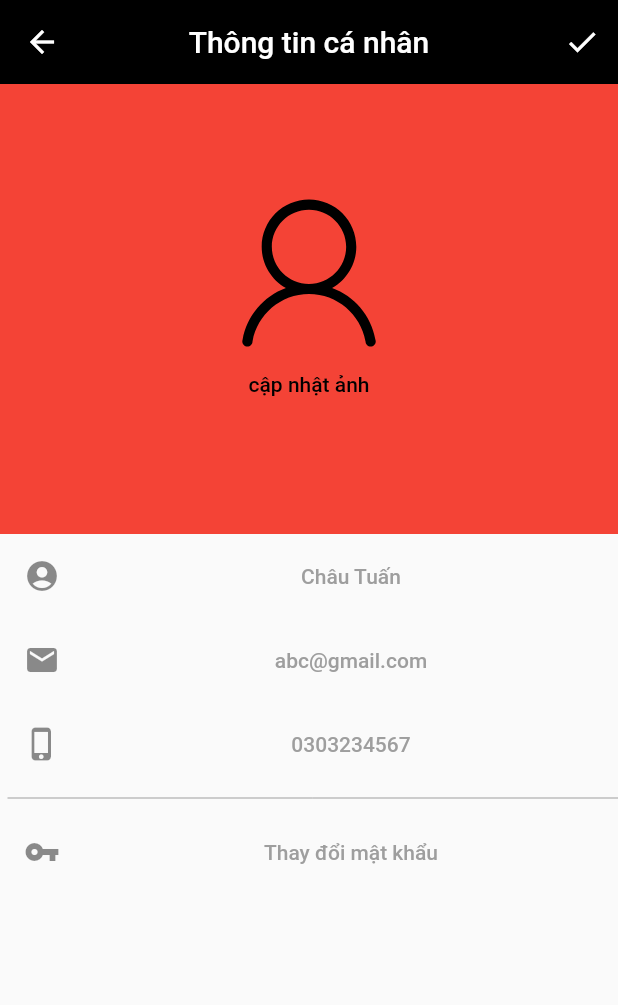
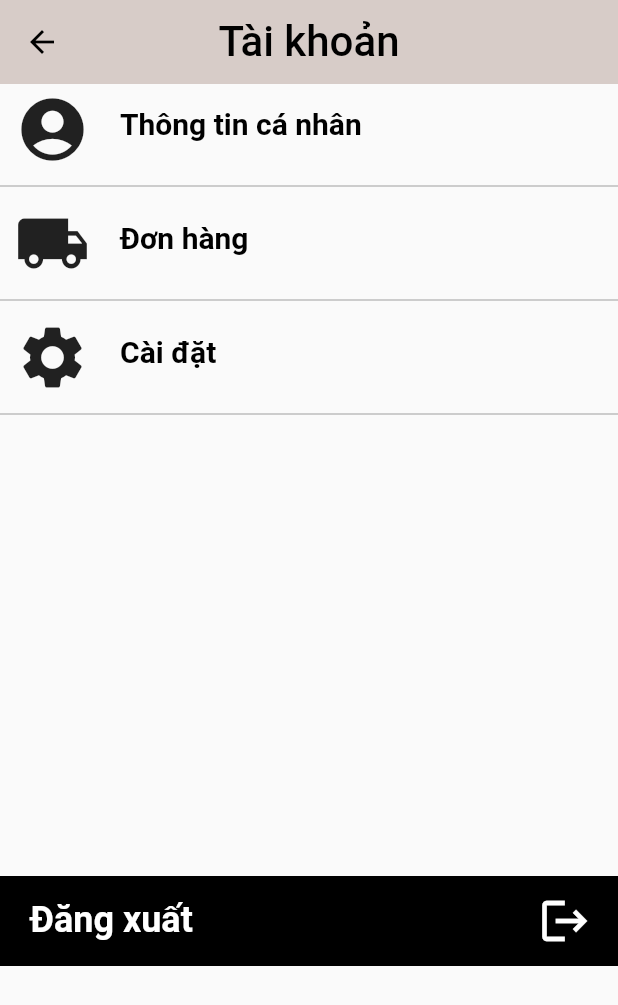
Before and after one commit to mrtrunggg/DoanLTD-_app_cake, a Flutter app: the ScreenHome screen opened directly, after a tap on the "account circle" icon, on a phone screen of 412 x 824 dp. Shown: the top 1005 px of the screen. Run offline on Flutter 3.47's test engine with Material 2 defaults, Android fonts, the phone set to English and light mode, and no system bars; our stand-ins replace flutter_svg, get.

Commit message:
ChauTuan

```diff
--- /dev/null
+++ b/lib/screens/ChauTuan/QLTK.dart
@@ -0,0 +1,48 @@
+import 'package:app_cake/constrants.dart';
+import 'package:app_cake/constrants.dart';
+import 'package:flutter/material.dart';
+import 'package:flutter_svg/svg.dart';
+import 'package:app_cake/screens/QuangTrung/home/components/body.dart';
+import 'package:get/get.dart';
+
+
+import '../../constrants.dart';
+import 'components/body.dart';
+
+
+
+
+class QLTK extends StatefulWidget {
+  QLTK({Key? key}) : super(key: key);
+
+  @override
+  _QLTKState createState() => _QLTKState();
+}
+
+class _QLTKState extends State<QLTK> {
+  @override
+  Widget build(BuildContext context) {
+    return Scaffold(
+      appBar: newMethod(),
+      body: body(),
+
+    );
+  }
+  AppBar newMethod() {
+    return AppBar(
+
+      backgroundColor: Colors.brown.shade100,
+      elevation: 0,
+      centerTitle: true,
+      title: Text('Tài khoản',style: TextStyle(fontSize: 28,color: Colors.black),),
+      leading: IconButton(
+        onPressed: () {
+          Navigator.pop(context);
+        },
+        icon: Icon(Icons.arrow_back,color: Colors.black),
+      ),
+
+    );
+  }
+
+}
--- a/lib/screens/ChauTuan/QLTT.dart
+++ b/lib/screens/ChauTuan/QLTT/QLTT.dart
@@ -1,10 +1,11 @@
 import 'package:app_cake/constrants.dart';
 import 'package:flutter/material.dart';
 import 'package:flutter_svg/svg.dart';
-import 'package:app_cake/screens/QuangTrung/home/components/body.dart';
 import 'package:get/get.dart';
 
 import 'components/body.dart';
+
+
 class QLTT extends StatefulWidget {
   QLTT({Key? key}) : super(key: key);
 
@@ -23,7 +24,7 @@ class _QLTTState extends State<QLTT> {
 
   AppBar newMethod() {
     return AppBar(
-      backgroundColor: Colors.black,
+      backgroundColor: Colors.brown.shade100,
       elevation: 0,
       centerTitle: true,
       title: Text('Thông tin cá nhân'),
@@ -33,17 +34,12 @@ class _QLTTState extends State<QLTT> {
         },
         icon: Icon(Icons.arrow_back),
       ),
-      actions: <Widget>[
-        IconButton(
-          icon: Icon(
-            Icons.check,
-            color: Colors.white,
-          ),
-          onPressed: () {
-            // do something
-          },
-        )
-      ],
+     actions: [
+       IconButton(
+        onPressed: () {},
+        icon: Icon(Icons.check),
+      ),
+     ],
     );
   }
 }
--- /dev/null
+++ b/lib/screens/ChauTuan/QLTT/components/body.dart
@@ -0,0 +1,72 @@
+import 'package:app_cake/screens/ChauTuan/QLTT/components/email.dart';
+import 'package:app_cake/screens/ChauTuan/QLTT/components/sdt.dart';
+import 'package:app_cake/screens/ChauTuan/QLTT/components/thaydoimatkhau.dart';
+import 'package:app_cake/screens/ChauTuan/QLTT/components/thongtincanhan.dart';
+import 'package:flutter/material.dart';
+import 'package:flutter_svg/svg.dart';
+
+class body extends StatefulWidget {
+  body({Key? key}) : super(key: key);
+
+  @override
+  State<StatefulWidget> createState() => _bodyState();
+}
+
+class _bodyState extends State<body> {
+  @override
+  Widget build(BuildContext context) {
+    return ListView(
+      children: <Widget>[
+        Container(
+          color: Colors.amber.shade50,
+          width: double.infinity,
+          height: 200,
+          child: Column(
+          mainAxisAlignment: MainAxisAlignment.center,
+          children: <Widget>[
+            SvgPicture.asset('assets/icons/userlogin.svg',width: 100,height: 100,),
+            TextButton(
+              onPressed: () {},
+              child: Text('Cập nhật ảnh',style: TextStyle(color: Colors.black),),
+
+          ),
+            // Image.asset('assets/icons/userlogin.svg'),
+          ],
+        )),
+
+        ListTile(
+          leading: Icon(Icons.account_circle),
+          title: TextButton(
+              onPressed: () {Navigator.push(context, MaterialPageRoute(builder: (context)=> ttcn()));},
+              child: Text('Châu Tuấn',style: TextStyle(color: Colors.grey),),
+          ),
+
+        ),
+        ListTile(
+          leading: Icon(Icons.email),
+          title: TextButton(
+              onPressed: () {Navigator.push(context, MaterialPageRoute(builder: (context)=> email()));},
+              child: Text('abc@gmail.com',style: TextStyle(color: Colors.grey),),
+          ),
+        ),
+        ListTile(
+          leading: Icon(Icons.phone_iphone),
+          title: TextButton(
+              onPressed: () {Navigator.push(context, MaterialPageRoute(builder: (context)=> sdt()));},
+              child: Text('0303234567',style: TextStyle(color: Colors.grey),),
+
+          ),
+        ),
+        Divider(color: Colors.grey,indent: 5.0,),
+        ListTile(
+          leading: Icon(Icons.vpn_key),
+          title: TextButton(
+              onPressed: () {Navigator.push(context, MaterialPageRoute(builder: (context)=> matkhau()));},
+              child: Text('Thay đổi mật khẩu',style: TextStyle(color: Colors.grey),),
+          ),
+            ),
+
+      ]
+    );
+  }
+}
--- a/lib/screens/ChauTuan/components/body.dart
+++ b/lib/screens/ChauTuan/components/body.dart
@@ -1,10 +1,8 @@
-import 'package:app_cake/screens/ChauTuan/components/email.dart';
-import 'package:app_cake/screens/ChauTuan/components/sdt.dart';
-import 'package:app_cake/screens/ChauTuan//components/thaydoimatkhau.dart';
-import 'package:app_cake/screens/ChauTuan/components/thongtincanhan.dart';
+import 'package:app_cake/screens/ChauTuan/QLTT/QLTT.dart';
+import 'package:app_cake/screens/KhacTrung/home_login.dart';
 import 'package:flutter/material.dart';
 import 'package:flutter_svg/svg.dart';
-
+import '../../../../constrants.dart';
 class body extends StatefulWidget {
   body({Key? key}) : super(key: key);
 
@@ -18,57 +16,140 @@ class _bodyState extends State<body> {
     return ListView(
       children: <Widget>[
         Container(
-          color: Colors.red,
-          width: double.infinity,
-          height: 300,
+              padding: const EdgeInsets.only(left:0),
+                child: GestureDetector(
+                  onTap: () {
+                  Navigator.push(
+                  context,
+                  MaterialPageRoute(
+                  builder: (_) => QLTT(),),);
+                },
+                child: Container(
+                  height: 60,
+                  // ignore: prefer_const_constructors
+                  child: Row(
+                    children: [
+                      SizedBox(width: 10,),
+                      Icon(Icons.account_circle,size: 50,),
+                      SizedBox(width: 20,),
+                      Container(
+                        height: 30,
                         child: Column(
-          crossAxisAlignment: CrossAxisAlignment.center,
-          mainAxisAlignment: MainAxisAlignment.center,
-
-          children: <Widget>[
-            SvgPicture.asset('assets/icons/userlogin.svg',width: 100,height: 100,),
-            TextButton(
-              onPressed: () {},
-              child: Text('cập nhật ảnh',style: TextStyle(color: Colors.black),),
-
+                          crossAxisAlignment: CrossAxisAlignment.start,
+                          children: const[
+                            Text("Thông tin cá nhân", style: TextStyle(fontWeight: FontWeight.bold, fontSize: 20,color: Colors.black),),
+                          ],
                         ),
-            // Image.asset('assets/icons/userlogin.svg'),
+                      ),
                     ],
-        )),
-
-        ListTile(
-          leading: Icon(Icons.account_circle),
-          title: TextButton(
-              onPressed: () {Navigator.push(context, MaterialPageRoute(builder: (context)=> ttcn()));},
-              child: Text('Châu Tuấn',style: TextStyle(color: Colors.grey),),
+                  ),
+                ),
+              ),
+            ),
+            Divider(color: Colors.grey),
+            Container(
+              padding: const EdgeInsets.only(left:0),
+                child: GestureDetector(
+                  onTap: () {
+                  Navigator.push(
+                  context,
+                  MaterialPageRoute(
+                  builder: (_) => QLTT(),),);
+                },
+                child: Container(
+                  height: 60,
+                  // ignore: prefer_const_constructors
+                  child: Row(
+                    children: [
+                      SizedBox(width: 10,),
+                      Icon(Icons.local_shipping,size: 50,),
+                      SizedBox(width: 20,),
+                      Container(
+                        height: 30,
+                        child: Column(
+                          crossAxisAlignment: CrossAxisAlignment.start,
+                          children: const[
+                            Text("Đơn hàng", style: TextStyle(fontWeight: FontWeight.bold, fontSize: 20,color: Colors.black),),
+                          ],
+                        ),
+                      ),
+                    ],
+                  ),
+                ),
+              ),
+            ),
+            Divider(color: Colors.grey),
+            Container(
+              padding: const EdgeInsets.only(left:0),
+                child: GestureDetector(
+                  onTap: () {
+                  Navigator.push(
+                  context,
+                  MaterialPageRoute(
+                  builder: (_) => QLTT(),),);
+                },
+                child: Container(
+                  height: 60,
+                  // ignore: prefer_const_constructors
+                  child: Row(
+                    children: [
+                      SizedBox(width: 10,),
+                      Icon(Icons.settings,size: 50),
+                      SizedBox(width: 20,),
+                      Container(
+                        height: 50,
+                        child: Column(
+                          crossAxisAlignment: CrossAxisAlignment.start,
+                          children: const[
+                            SizedBox(height: 10,),
+                            Text("Cài đặt", style: TextStyle(fontWeight: FontWeight.bold, fontSize: 20,color: Colors.black),),
+                          ],
                         ),
 
                       ),
-        ListTile(
-          leading: Icon(Icons.email),
-          title: TextButton(
-              onPressed: () {Navigator.push(context, MaterialPageRoute(builder: (context)=> email()));},
-              child: Text('abc@gmail.com',style: TextStyle(color: Colors.grey),),
+                    ],
                   ),
                 ),
-        ListTile(
-          leading: Icon(Icons.phone_iphone),
-          title: TextButton(
-              onPressed: () {Navigator.push(context, MaterialPageRoute(builder: (context)=> sdt()));},
-              child: Text('0303234567',style: TextStyle(color: Colors.grey),),
+              ),
+            ),
+            Divider(color: Colors.grey),
+            SizedBox(height: 300,),
+            GestureDetector(
+                    onTap: () {
+                    Navigator.push(
+                    context,
+                    MaterialPageRoute(
+                    builder: (_) => dangnhap(),),);
+                  },
+                  child: Container(
+                    height: 60,
+                    // ignore: prefer_const_constructors
+                    color: Colors.black,
+                    child: Row(
+                      children: [
+                        SizedBox(width: 20,),
+                        Container(
+
+                          height: 50,
+
+                          child: Column(
+                            crossAxisAlignment: CrossAxisAlignment.start,
+                            children: const[
+                              SizedBox(height: 10,),
+                              Text("Đăng xuất", style: TextStyle(fontWeight: FontWeight.bold, fontSize: 24,color: Colors.white),),
+                            ],
 
                           ),
+
                         ),
-        Divider(color: Colors.grey,indent: 5.0,),
-        ListTile(
-          leading: Icon(Icons.vpn_key),
-          title: TextButton(
-              onPressed: () {Navigator.push(context, MaterialPageRoute(builder: (context)=> matkhau()));},
-              child: Text('Thay đổi mật khẩu',style: TextStyle(color: Colors.grey),),
+                        SizedBox(width: 230,),
+                        Icon(Icons.logout,color: Colors.white,size: 36,)
+                      ],
+                    ),
                   ),
                 ),
 
-      ]
+      ],
     );
   }
 }
--- a/lib/screens/QuangTrung/home/home_screen.dart
+++ b/lib/screens/QuangTrung/home/home_screen.dart
@@ -1,5 +1,5 @@
 
-import 'package:app_cake/screens/ChauTuan/QLTT.dart';
+import 'package:app_cake/screens/ChauTuan/QLTK.dart';
 import 'package:app_cake/screens/QuangTrung/home/components/body.dart';
 import 'package:app_cake/screens/QuangTrung/timkiem/manhinh_timkiem.dart';
 import 'package:flutter/cupertino.dart';
@@ -54,7 +54,7 @@ class ScreenHomeState extends State<ScreenHome>{
       IconButton(onPressed: () {
         Navigator.push(
          context,
-         MaterialPageRoute(builder: (context) => QLTT()),
+         MaterialPageRoute(builder: (context) => QLTK()),
         );
       },
         icon: const Icon(Icons.account_circle,
```
Also changed, not shown: lib/screens/ChauTuan/Caidat/caidat.dart (added), lib/screens/ChauTuan/Donhang/donhang.dart (added), lib/screens/ChauTuan/QLTT/components/email.dart (renamed from lib/screens/ChauTuan/components/email.dart), lib/screens/ChauTuan/QLTT/components/sdt.dart (renamed from lib/screens/ChauTuan/components/sdt.dart), lib/screens/ChauTuan/QLTT/components/thaydoimatkhau.dart (renamed from lib/screens/ChauTuan/components/thaydoimatkhau.dart), lib/screens/ChauTuan/QLTT/components/thongtincanhan.dart (renamed from lib/screens/ChauTuan/components/thongtincanhan.dart). Lines whose indentation alone changed are shown as unchanged.
